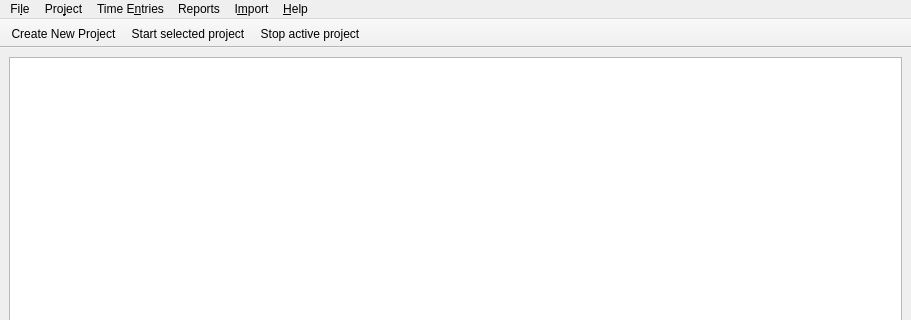
Above: source/main_window.ui from jansorg/tom-ui before the change; both pictures show x 0 to 911 and y 0 to 320 of the 911 by 733 pixel window. Below: the same form after it.
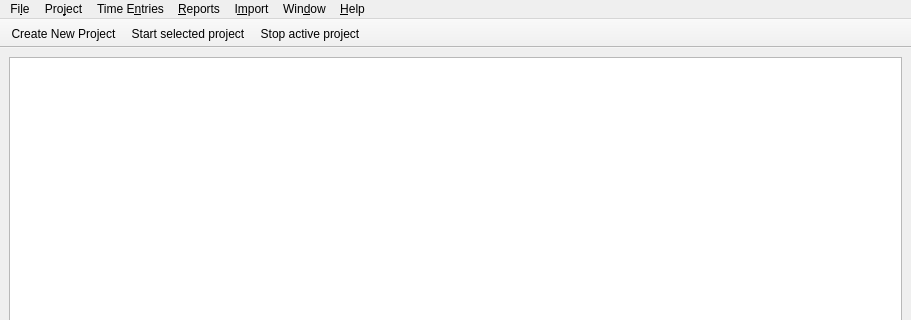
That is the form after the change. Icons and pictures are not drawn. Custom widgets are drawn as their Qt base class.

Commit message: add useful menu items

```diff
--- a/source/main_window.ui
+++ b/source/main_window.ui
@@ -165,15 +165,23 @@
      <bool>true</bool>
     </property>
     <property name="title">
-     <string>Reports</string>
+     <string>&amp;Reports</string>
     </property>
     <addaction name="actionReportCreate"/>
    </widget>
+   <widget class="QMenu" name="menuWindow">
+    <property name="title">
+     <string>Win&amp;dow</string>
+    </property>
+    <addaction name="actionWindowFocusProjects"/>
+    <addaction name="actionWindowFocusTimeEntries"/>
+   </widget>
    <addaction name="menuFile"/>
    <addaction name="menuProject"/>
    <addaction name="menuTracked_Items"/>
    <addaction name="menuReports"/>
    <addaction name="menuImport"/>
+   <addaction name="menuWindow"/>
    <addaction name="menu_Help"/>
   </widget>
   <widget class="QToolBar" name="toolBar">
```
Left out of the diff: 101 changed lines with no effect on the pictures. The commit also changes 6 other files.
